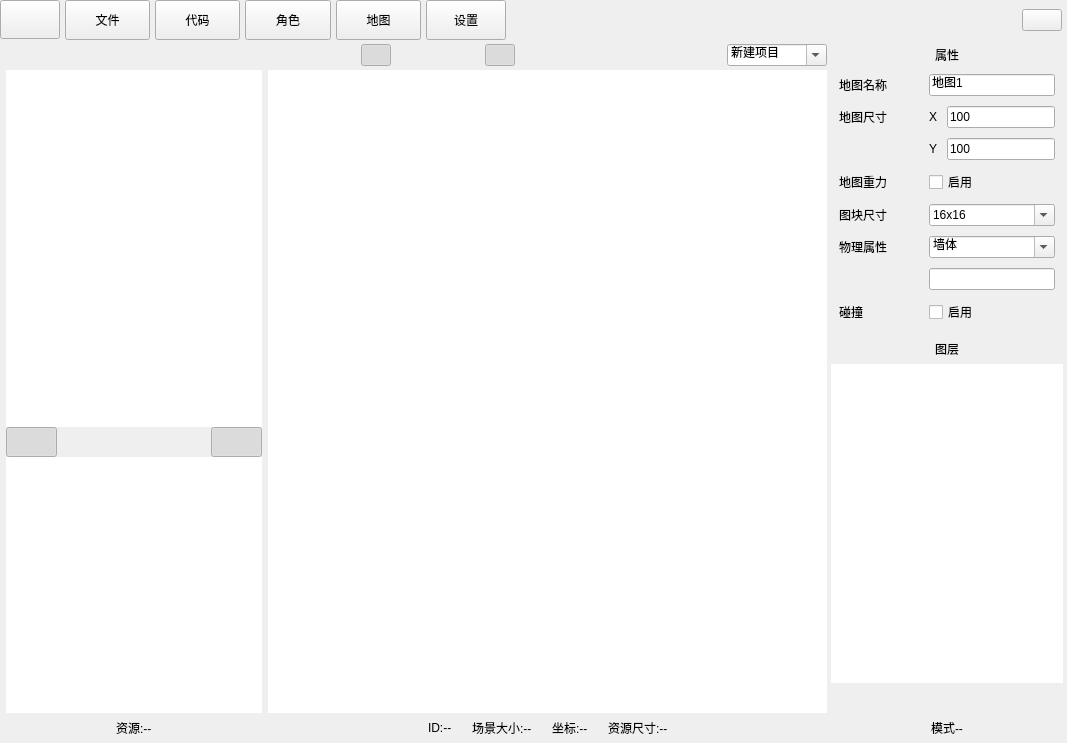
The window that ui/main_window.ui (BidouMan/bingocode-ide) describes before a commit, drawn with Qt 5.
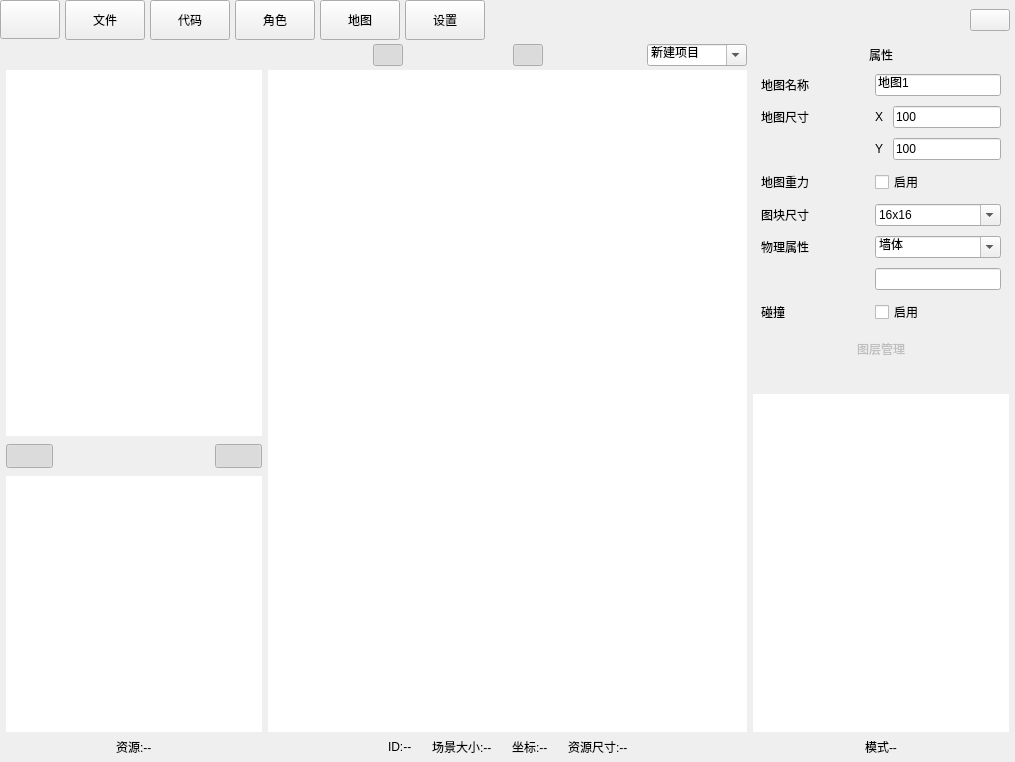
The same window after the commit. Icons and pictures are not drawn.

What changed in the file:
```diff
--- a/ui/main_window.ui
+++ b/ui/main_window.ui
@@ -6,8 +6,8 @@
    <rect>
     <x>0</x>
     <y>0</y>
-    <width>1067</width>
-    <height>743</height>
+    <width>1015</width>
+    <height>762</height>
    </rect>
   </property>
   <property name="sizePolicy">
@@ -2005,7 +2005,7 @@
                    </property>
                    <layout class="QHBoxLayout" name="horizontalLayout_14">
                     <property name="spacing">
-                     <number>0</number>
+                     <number>5</number>
                     </property>
                     <property name="leftMargin">
                      <number>0</number>
@@ -2208,7 +2208,7 @@
                    <property name="minimumSize">
                     <size>
                      <width>256</width>
-                     <height>30</height>
+                     <height>40</height>
                     </size>
                    </property>
                    <property name="maximumSize">
@@ -2225,32 +2225,32 @@
                    </property>
                    <layout class="QHBoxLayout" name="horizontalLayout_15">
                     <property name="spacing">
-                     <number>0</number>
+                     <number>5</number>
                     </property>
                     <property name="leftMargin">
                      <number>0</number>
                     </property>
                     <property name="topMargin">
-                     <number>0</number>
+                     <number>8</number>
                     </property>
                     <property name="rightMargin">
                      <number>0</number>
                     </property>
                     <property name="bottomMargin">
-                     <number>0</number>
+                     <number>8</number>
                     </property>
                     <item>
                      <widget class="QPushButton" name="btn_res_col_move">
                       <property name="minimumSize">
                        <size>
                         <width>0</width>
-                        <height>30</height>
+                        <height>24</height>
                        </size>
                       </property>
                       <property name="maximumSize">
                        <size>
                         <width>16777215</width>
-                        <height>30</height>
+                        <height>24</height>
                        </size>
                       </property>
                       <property name="focusPolicy">
@@ -2294,13 +2294,13 @@
                       <property name="minimumSize">
                        <size>
                         <width>0</width>
-                        <height>30</height>
+                        <height>24</height>
                        </size>
                       </property>
                       <property name="maximumSize">
                        <size>
                         <width>16777215</width>
-                        <height>30</height>
+                        <height>24</height>
                        </size>
                       </property>
                       <property name="focusPolicy">
@@ -2335,13 +2335,13 @@
                       <property name="minimumSize">
                        <size>
                         <width>0</width>
-                        <height>30</height>
+                        <height>24</height>
                        </size>
                       </property>
                       <property name="maximumSize">
                        <size>
                         <width>16777215</width>
-                        <height>30</height>
+                        <height>24</height>
                        </size>
                       </property>
                       <property name="focusPolicy">
@@ -2376,13 +2376,13 @@
                       <property name="minimumSize">
                        <size>
                         <width>0</width>
-                        <height>30</height>
+                        <height>24</height>
                        </size>
                       </property>
                       <property name="maximumSize">
                        <size>
                         <width>16777215</width>
-                        <height>30</height>
+                        <height>24</height>
                        </size>
                       </property>
                       <property name="focusPolicy">
@@ -2417,13 +2417,13 @@
                       <property name="minimumSize">
                        <size>
                         <width>0</width>
-                        <height>30</height>
+                        <height>24</height>
                        </size>
                       </property>
                       <property name="maximumSize">
                        <size>
                         <width>16777215</width>
-                        <height>30</height>
+                        <height>24</height>
                        </size>
                       </property>
                       <property name="focusPolicy">
@@ -2614,7 +2614,7 @@
                    </property>
                    <layout class="QHBoxLayout" name="horizontalLayout_18">
                     <property name="spacing">
-                     <number>1</number>
+                     <number>5</number>
                     </property>
                     <property name="leftMargin">
                      <number>0</number>
@@ -3082,67 +3082,43 @@
                 </property>
                 <property name="minimumSize">
                  <size>
-                  <width>240</width>
+                  <width>0</width>
                   <height>0</height>
                  </size>
                 </property>
                 <property name="maximumSize">
                  <size>
-                  <width>240</width>
+                  <width>16777215</width>
                   <height>16777215</height>
                  </size>
                 </property>
-                <layout class="QVBoxLayout" name="verticalLayout_28">
+                <layout class="QVBoxLayout" name="verticalLayout_22">
                  <property name="spacing">
                   <number>0</number>
                  </property>
                  <property name="leftMargin">
-                  <number>0</number>
+                  <number>6</number>
                  </property>
                  <property name="topMargin">
                   <number>0</number>
                  </property>
                  <property name="rightMargin">
-                  <number>0</number>
+                  <number>6</number>
                  </property>
                  <property name="bottomMargin">
                   <number>0</number>
                  </property>
                  <item>
-                  <widget class="QFrame" name="editor_map_right_bg">
-                   <property name="frameShape">
-                    <enum>QFrame::Shape::NoFrame</enum>
-                   </property>
-                   <property name="frameShadow">
-                    <enum>QFrame::Shadow::Raised</enum>
-                   </property>
-                   <layout class="QVBoxLayout" name="verticalLayout_23">
-                    <property name="spacing">
-                     <number>0</number>
-                    </property>
-                    <property name="leftMargin">
-                     <number>4</number>
-                    </property>
-                    <property name="topMargin">
-                     <number>0</number>
-                    </property>
-                    <property name="rightMargin">
-                     <number>4</number>
-                    </property>
-                    <property name="bottomMargin">
-                     <number>0</number>
-                    </property>
-                    <item>
-                     <widget class="QLabel" name="label_8">
+                  <widget class="QLabel" name="att_tag_name">
                       <property name="minimumSize">
                        <size>
-                        <width>0</width>
+                     <width>256</width>
                         <height>30</height>
                        </size>
                       </property>
                       <property name="maximumSize">
                        <size>
-                        <width>16777215</width>
+                     <width>256</width>
                         <height>30</height>
                        </size>
                       </property>
@@ -3157,8 +3133,20 @@
                       </property>
                      </widget>
                     </item>
-                    <item>
-                     <widget class="QFrame" name="frame_9">
+                 <item alignment="Qt::AlignmentFlag::AlignHCenter">
+                  <widget class="QFrame" name="att_frame">
+                   <property name="minimumSize">
+                    <size>
+                     <width>256</width>
+                     <height>0</height>
+                    </size>
+                   </property>
+                   <property name="maximumSize">
+                    <size>
+                     <width>256</width>
+                     <height>16777215</height>
+                    </size>
+                   </property>
                       <property name="frameShape">
                        <enum>QFrame::Shape::NoFrame</enum>
                       </property>
@@ -3184,10 +3172,13 @@
                        <property name="spacing">
                         <number>10</number>
                        </property>
-                       <item row="5" column="0">
-                        <widget class="QLabel" name="label_16">
+                    <item row="12" column="2">
+                     <widget class="QLineEdit" name="att_tag"/>
+                    </item>
+                    <item row="8" column="0">
+                     <widget class="QLabel" name="label_15">
                          <property name="text">
-                          <string>地图重力</string>
+                       <string>图块尺寸</string>
                          </property>
                         </widget>
                        </item>
@@ -3227,20 +3218,6 @@
                          </item>
                         </widget>
                        </item>
-                       <item row="14" column="0">
-                        <widget class="QLabel" name="att_collision">
-                         <property name="text">
-                          <string>碰撞</string>
-                         </property>
-                        </widget>
-                       </item>
-                       <item row="14" column="2">
-                        <widget class="QCheckBox" name="map_collision">
-                         <property name="text">
-                          <string>启用</string>
-                         </property>
-                        </widget>
-                       </item>
                        <item row="3" column="2">
                         <layout class="QHBoxLayout" name="horizontalLayout_13">
                          <item>
@@ -3259,10 +3236,17 @@
                          </item>
                         </layout>
                        </item>
-                       <item row="11" column="0">
-                        <widget class="QLabel" name="label_12">
+                    <item row="14" column="2">
+                     <widget class="QCheckBox" name="map_collision">
                          <property name="text">
-                          <string>物理属性</string>
+                       <string>启用</string>
+                      </property>
+                     </widget>
+                    </item>
+                    <item row="14" column="0">
+                     <widget class="QLabel" name="att_collision">
+                      <property name="text">
+                       <string>碰撞</string>
                          </property>
                         </widget>
                        </item>
@@ -3284,10 +3268,30 @@
                          </item>
                         </layout>
                        </item>
-                       <item row="1" column="2">
-                        <widget class="QLineEdit" name="att_map_name">
+                    <item row="1" column="0">
+                     <widget class="QLabel" name="label_13">
                          <property name="text">
-                          <string>地图1</string>
+                       <string>地图名称</string>
+                      </property>
+                     </widget>
+                    </item>
+                    <item row="1" column="1">
+                     <spacer name="horizontalSpacer_12">
+                      <property name="orientation">
+                       <enum>Qt::Orientation::Horizontal</enum>
+                      </property>
+                      <property name="sizeHint" stdset="0">
+                       <size>
+                        <width>30</width>
+                        <height>20</height>
+                       </size>
+                      </property>
+                     </spacer>
+                    </item>
+                    <item row="5" column="2">
+                     <widget class="QCheckBox" name="att_gravity">
+                      <property name="text">
+                       <string>启用</string>
                          </property>
                         </widget>
                        </item>
@@ -3319,9 +3323,6 @@
                          </item>
                         </widget>
                        </item>
-                       <item row="12" column="2">
-                        <widget class="QLineEdit" name="att_tag"/>
-                       </item>
                        <item row="2" column="0">
                         <widget class="QLabel" name="label_14">
                          <property name="text">
@@ -3329,54 +3330,44 @@
                          </property>
                         </widget>
                        </item>
-                       <item row="8" column="0">
-                        <widget class="QLabel" name="label_15">
+                    <item row="5" column="0">
+                     <widget class="QLabel" name="label_16">
                          <property name="text">
-                          <string>图块尺寸</string>
+                       <string>地图重力</string>
                          </property>
                         </widget>
                        </item>
-                       <item row="1" column="0">
-                        <widget class="QLabel" name="label_13">
+                    <item row="1" column="2">
+                     <widget class="QLineEdit" name="att_map_name">
                          <property name="text">
-                          <string>地图名称</string>
+                       <string>地图1</string>
                          </property>
                         </widget>
                        </item>
-                       <item row="1" column="1">
-                        <spacer name="horizontalSpacer_12">
-                         <property name="orientation">
-                          <enum>Qt::Orientation::Horizontal</enum>
-                         </property>
-                         <property name="sizeHint" stdset="0">
-                          <size>
-                           <width>30</width>
-                           <height>20</height>
-                          </size>
-                         </property>
-                        </spacer>
-                       </item>
-                       <item row="5" column="2">
-                        <widget class="QCheckBox" name="att_gravity">
+                    <item row="11" column="0">
+                     <widget class="QLabel" name="label_12">
                          <property name="text">
-                          <string>启用</string>
+                       <string>物理属性</string>
                          </property>
                         </widget>
                        </item>
                       </layout>
                      </widget>
                     </item>
-                    <item>
-                     <widget class="QLabel" name="label_24">
+                 <item alignment="Qt::AlignmentFlag::AlignHCenter">
+                  <widget class="QLabel" name="layer_tag_name">
+                   <property name="enabled">
+                    <bool>false</bool>
+                   </property>
                       <property name="minimumSize">
                        <size>
-                        <width>0</width>
+                     <width>256</width>
                         <height>30</height>
                        </size>
                       </property>
                       <property name="maximumSize">
                        <size>
-                        <width>16777215</width>
+                     <width>256</width>
                         <height>30</height>
                        </size>
                       </property>
@@ -3384,31 +3375,24 @@
                        <enum>QFrame::Shape::NoFrame</enum>
                       </property>
                       <property name="text">
-                       <string>图层</string>
+                    <string>图层管理</string>
                       </property>
                       <property name="alignment">
                        <set>Qt::AlignmentFlag::AlignCenter</set>
                       </property>
                      </widget>
                     </item>
-                    <item>
-                     <widget class="QListWidget" name="editor_map_layer_list">
-                      <property name="frameShape">
-                       <enum>QFrame::Shape::NoFrame</enum>
-                      </property>
-                     </widget>
-                    </item>
                     <item>
                      <widget class="QFrame" name="layer_editor_toolbar">
                       <property name="minimumSize">
                        <size>
-                        <width>0</width>
+                     <width>256</width>
                         <height>30</height>
                        </size>
                       </property>
                       <property name="maximumSize">
                        <size>
-                        <width>16777215</width>
+                     <width>256</width>
                         <height>30</height>
                        </size>
                       </property>
@@ -3420,22 +3404,34 @@
                       </property>
                       <layout class="QHBoxLayout" name="horizontalLayout_21">
                        <property name="spacing">
-                        <number>1</number>
+                     <number>5</number>
                        </property>
                        <property name="leftMargin">
                         <number>0</number>
                        </property>
                        <property name="topMargin">
-                        <number>0</number>
+                     <number>3</number>
                        </property>
                        <property name="rightMargin">
                         <number>0</number>
                        </property>
                        <property name="bottomMargin">
-                        <number>0</number>
+                     <number>3</number>
                        </property>
                        <item>
                         <widget class="QPushButton" name="btn_editor_map_layer_image">
+                      <property name="minimumSize">
+                       <size>
+                        <width>0</width>
+                        <height>24</height>
+                       </size>
+                      </property>
+                      <property name="maximumSize">
+                       <size>
+                        <width>16777215</width>
+                        <height>24</height>
+                       </size>
+                      </property>
                          <property name="text">
                           <string/>
                          </property>
@@ -3456,6 +3452,18 @@
                        </item>
                        <item>
                         <widget class="QPushButton" name="btn_editor_map_layer_tiled">
+                      <property name="minimumSize">
+                       <size>
+                        <width>0</width>
+                        <height>24</height>
+                       </size>
+                      </property>
+                      <property name="maximumSize">
+                       <size>
+                        <width>16777215</width>
+                        <height>24</height>
+                       </size>
+                      </property>
                          <property name="text">
                           <string/>
                          </property>
@@ -3476,6 +3484,18 @@
                        </item>
                        <item>
                         <widget class="QPushButton" name="btn_editor_map_layer_del">
+                      <property name="minimumSize">
+                       <size>
+                        <width>0</width>
+                        <height>24</height>
+                       </size>
+                      </property>
+                      <property name="maximumSize">
+                       <size>
+                        <width>16777215</width>
+                        <height>24</height>
+                       </size>
+                      </property>
                          <property name="text">
                           <string/>
                          </property>
@@ -3496,6 +3516,18 @@
                        </item>
                        <item>
                         <widget class="QPushButton" name="btn_editor_map_layer_up">
+                      <property name="minimumSize">
+                       <size>
+                        <width>0</width>
+                        <height>24</height>
+                       </size>
+                      </property>
+                      <property name="maximumSize">
+                       <size>
+                        <width>16777215</width>
+                        <height>24</height>
+                       </size>
+                      </property>
                          <property name="text">
                           <string/>
                          </property>
@@ -3516,6 +3548,18 @@
                        </item>
                        <item>
                         <widget class="QPushButton" name="btn_editor_map_layer_down">
+                      <property name="minimumSize">
+                       <size>
+                        <width>0</width>
+                        <height>24</height>
+                       </size>
+                      </property>
+                      <property name="maximumSize">
+                       <size>
+                        <width>16777215</width>
+                        <height>24</height>
+                       </size>
+                      </property>
                          <property name="text">
                           <string/>
                          </property>
@@ -3537,17 +3581,36 @@
                       </layout>
                      </widget>
                     </item>
-                    <item>
-                     <widget class="QWidget" name="widget_3" native="true">
+                 <item alignment="Qt::AlignmentFlag::AlignHCenter">
+                  <widget class="QListWidget" name="editor_map_layer_list">
                       <property name="minimumSize">
                        <size>
-                        <width>0</width>
+                     <width>256</width>
+                     <height>0</height>
+                    </size>
+                   </property>
+                   <property name="maximumSize">
+                    <size>
+                     <width>256</width>
+                     <height>16777215</height>
+                    </size>
+                   </property>
+                   <property name="frameShape">
+                    <enum>QFrame::Shape::NoFrame</enum>
+                   </property>
+                  </widget>
+                 </item>
+                 <item alignment="Qt::AlignmentFlag::AlignHCenter">
+                  <widget class="QWidget" name="layer_info" native="true">
+                   <property name="minimumSize">
+                    <size>
+                     <width>256</width>
                         <height>30</height>
                        </size>
                       </property>
                       <property name="maximumSize">
                        <size>
-                        <width>16777215</width>
+                     <width>256</width>
                         <height>30</height>
                        </size>
                       </property>
@@ -3608,9 +3671,6 @@
               </item>
              </layout>
             </widget>
-           </item>
-          </layout>
-         </widget>
         </widget>
        </item>
       </layout>
```
Left out of the diff: 4 changed lines with no effect on the pictures. Lines whose indentation alone changed are shown as unchanged.
